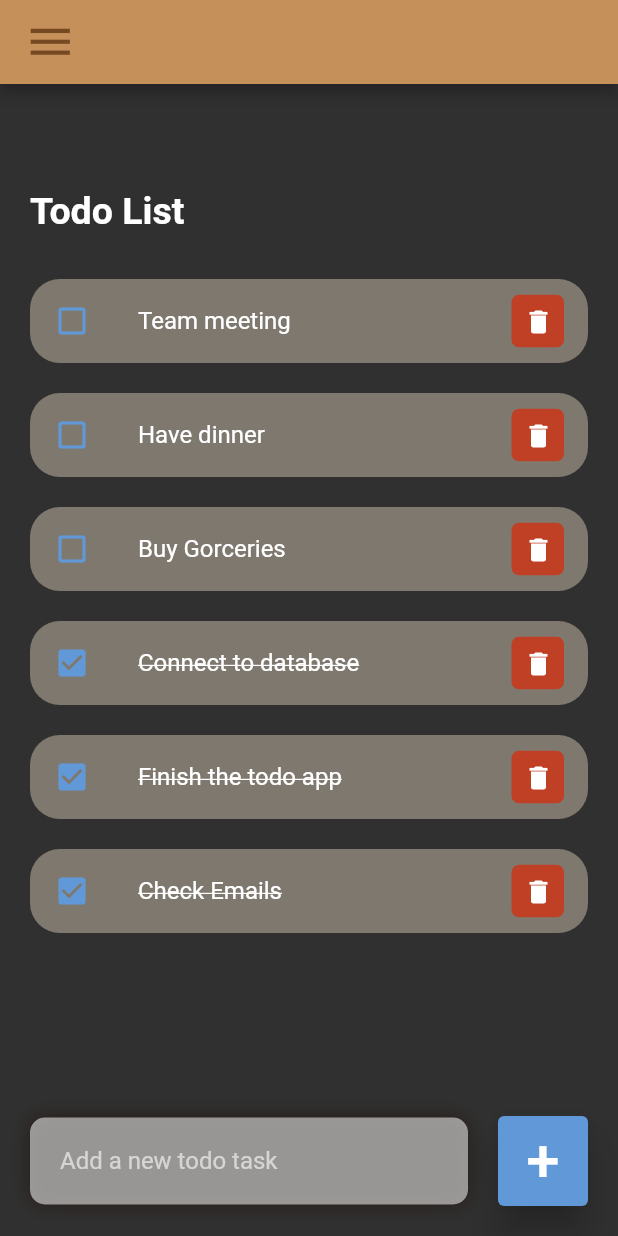
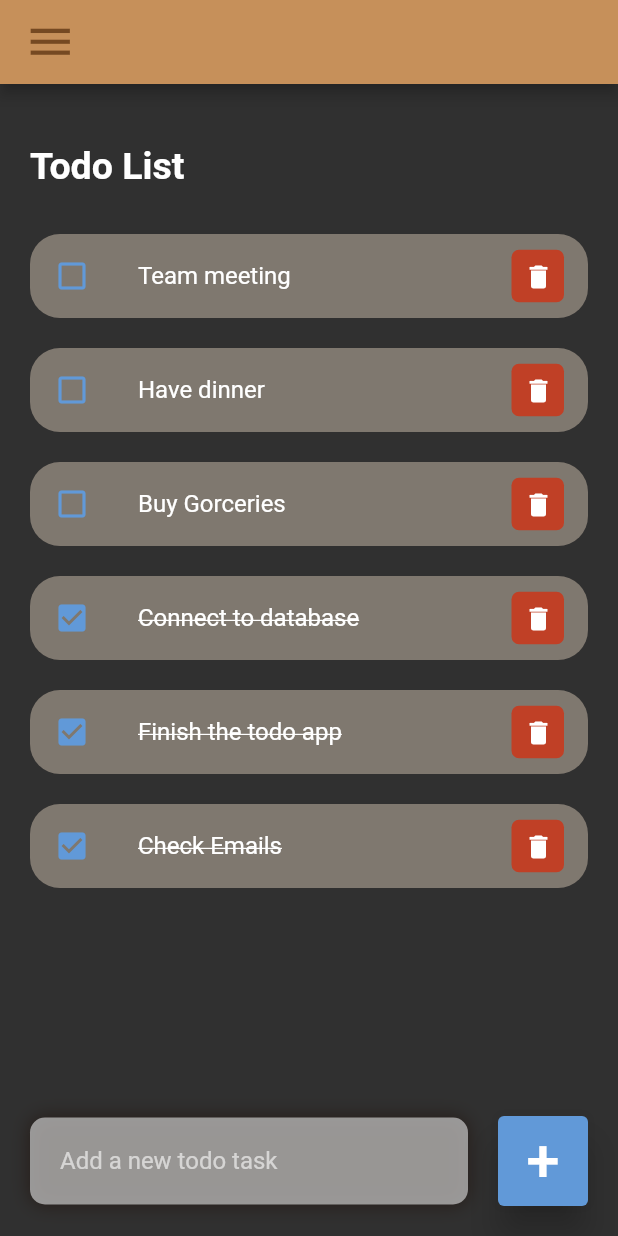
Before and after one commit to BushraAlzahrani/Flutter-todo, a Flutter app: the screen it shows after launch, on a phone screen of 412 x 824 dp. Run offline on Flutter 3.47's test engine with Material 2 defaults, Android fonts, the phone set to English and light mode, and no system bars.

Commit message:
edit scrolling in home.dart

```diff
--- a/lib/screens/home.dart
+++ b/lib/screens/home.dart
@@ -30,8 +30,9 @@ class _MyWidgetState extends State<Home> {
         // floatingActionButton: ,
         body: Stack(
           children: [
-            Container(
-              margin: const EdgeInsets.only(top: 50),
+            SingleChildScrollView(
+              child: Container(
+                margin: const EdgeInsets.only(top: 20),
                 child: Padding(
                     padding: EdgeInsets.all(20),
                     child: Column(children: <Widget>[
@@ -50,6 +51,7 @@ class _MyWidgetState extends State<Home> {
                           onDeleteItem: _deleteTodoItem,
                         ),
                     ])),
+              ),
             ),
             Align(
               alignment: Alignment.bottomCenter,
```
Lines whose indentation alone changed are shown as unchanged.
